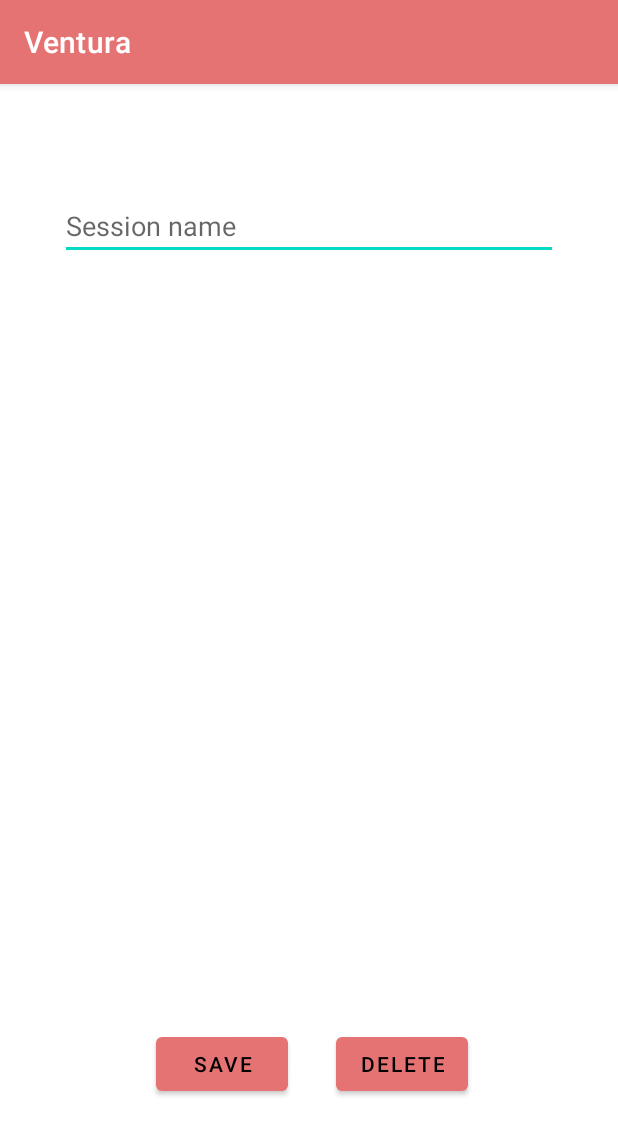
After one commit to TimotejKolar/ventura-android, an Android app: the SaveSessionActivity screen opened directly, with no data from a screen before it, on a phone screen of 412 x 824 dp. The commit adds this screen. Shown: the top 1135 px of the screen. Run offline under Robolectric (Android 15) with nearby library versions, the phone set to English and light mode, and no system bars; our stand-ins replace Timber, Volley; 1 statement that could not run was skipped.

Commit message:
Added layout and functionality for saving sessions to database

```diff
--- a/app/build.gradle
+++ b/app/build.gradle
@@ -43,8 +43,8 @@ dependencies {
     implementation 'androidx.lifecycle:lifecycle-viewmodel-ktx:2.3.1'
     implementation project(path: ':Ventura')
     implementation 'androidx.vectordrawable:vectordrawable:1.1.0'
-    implementation 'androidx.navigation:navigation-fragment:2.3.0'
-    implementation 'androidx.navigation:navigation-ui:2.3.0'
+    implementation 'androidx.navigation:navigation-fragment:2.3.5'
+    implementation 'androidx.navigation:navigation-ui:2.3.5'
     testImplementation 'junit:junit:4.13.2'
     androidTestImplementation 'androidx.test.ext:junit:1.1.2'
     androidTestImplementation 'androidx.test.espresso:espresso-core:3.3.0'
@@ -60,5 +60,7 @@ dependencies {
     implementation 'org.osmdroid:osmdroid-android:6.1.10'
     implementation 'com.google.android.gms:play-services-location:18.0.0'
     implementation 'androidx.multidex:multidex:2.0.1'
+    implementation 'com.jakewharton.timber:timber:4.7.1'
+    implementation 'org.apache.commons:commons-io:1.3.2'
 
 }
--- /dev/null
+++ b/app/src/main/java/com/example/ventura/SaveSessionActivity.java
@@ -0,0 +1,122 @@
+package com.example.ventura;
+
+import androidx.appcompat.app.AppCompatActivity;
+
+import android.content.Intent;
+import android.content.SharedPreferences;
+import android.os.Bundle;
+import android.preference.PreferenceManager;
+import android.text.TextUtils;
+import android.util.Log;
+import android.view.View;
+import android.widget.ArrayAdapter;
+import android.widget.Button;
+import android.widget.EditText;
+import android.widget.Spinner;
+import android.widget.Toast;
+
+import com.android.volley.AuthFailureError;
+import com.android.volley.Request;
+import com.android.volley.RequestQueue;
+import com.android.volley.Response;
+import com.android.volley.VolleyError;
+import com.android.volley.toolbox.StringRequest;
+import com.android.volley.toolbox.Volley;
+
+import org.json.JSONException;
+import org.json.JSONObject;
+
+import java.util.HashMap;
+import java.util.Map;
+
+public class SaveSessionActivity extends AppCompatActivity {
+    private EditText etSessionName;
+    private Spinner dropdown;
+    private Button buttonSaveSession;
+    private Button buttonDeleteSession;
+    private MyApplication app;
+    private String sessionUUID;
+    private Session session;
+    String[] types = new String[]{"Running", "Cycling", "Hiking", "Walking"};
+
+
+    @Override
+    protected void onCreate(Bundle savedInstanceState) {
+        super.onCreate(savedInstanceState);
+        setContentView(R.layout.activity_save_session);
+
+        app = (MyApplication)getApplication();
+        etSessionName = findViewById(R.id.etSessionName);
+        dropdown = findViewById(R.id.spinnerActivityType);
+        buttonSaveSession = findViewById(R.id.buttonSaveSession);
+        buttonDeleteSession = findViewById(R.id.buttonDeleteSession);
+
+        dropdown = findViewById(R.id.spinnerActivityType);
+        ArrayAdapter<String> adapter = new ArrayAdapter<>(this, android.R.layout.simple_spinner_dropdown_item, types);
+        dropdown.setAdapter(adapter);
+
+        sessionUUID = getIntent().getStringExtra("SessionUUID");
+        for(int i = 0; i < app.getSessions().size(); i++) {
+            session = app.getSessions().getSessions().get(i);
+            if(session.getUuid().equals(sessionUUID)) {
+                break;
+            }
+        }
+    }
+
+
+    public void onSaveSessionClick(View view) {
+        SharedPreferences sp = PreferenceManager.getDefaultSharedPreferences(this);
+        String userID = sp.getString("userId", null);
+        if(TextUtils.isEmpty(etSessionName.getText())) {
+            etSessionName.setError("Session name should not be empty!");
+        }
+        session.setActivityName(etSessionName.getText().toString());
+
+        RequestQueue queue = Volley.newRequestQueue(this);
+        StringRequest stringRequest = new StringRequest(Request.Method.POST,URLConstants.ip+"/activities",
+                new Response.Listener<String>() {
+                    @Override
+                    public void onResponse(String response) {
+                        Toast.makeText(SaveSessionActivity.this, "Activity succcessfully uploaded!", Toast.LENGTH_SHORT).show();
+                        Intent intent = new Intent(getBaseContext(), MainActivity.class);
+                        startActivity(intent);
+                    }
+                }, new Response.ErrorListener() {
+            @Override
+            public void onErrorResponse(VolleyError error) {
+                Log.i("asd", error.toString());
+            }
+        }) {
+            @Override
+            protected Map<String, String> getParams() {
+                Map<String, String> params = new HashMap<String, String>();
+                params.put("title", session.getActivityName());
+                params.put("lattitude", session.getLatitude().toString());
+                params.put("longtitude", session.getLongtitude().toString());
+                params.put("speed", session.getSpeeds().toString());
+                params.put("elevation", session.getElevation().toString());
+                params.put("distance", String.valueOf(session.getDistance()));
+                params.put("type", session.getActivityType());
+                params.put("start_time", Long.toString(session.getStartTime()));
+                params.put("end_time", Long.toString(session.getEndTime()));
+                params.put("user", userID);
+
+                return params;
+            }
+
+            @Override
+            public Map<String, String> getHeaders() throws AuthFailureError {
+                Map<String, String> params = new HashMap<String, String>();
+                params.put("Content-Type", "application/x-www-form-urlencoded");
+                return params;
+            }
+        };
+        queue.add(stringRequest);
+    }
+
+    public void onDeleteSessionClick(View view) {
+        Intent intent = new Intent(this, MainActivity.class);
+        startActivity(intent);
+    }
+}
--- a/app/src/main/java/com/example/ventura/StartSessionActivity.java
+++ b/app/src/main/java/com/example/ventura/StartSessionActivity.java
@@ -77,6 +77,7 @@ public class StartSessionActivity extends AppCompatActivity {
         dropdown = findViewById(R.id.spinnerActivityType);
         ArrayAdapter<String> adapter = new ArrayAdapter<>(this, android.R.layout.simple_spinner_dropdown_item, types);
         dropdown.setAdapter(adapter);
+
         fusedLocationClient = LocationServices.getFusedLocationProviderClient(this);
         map = (MapView) findViewById(R.id.map);
         map.setTileSource(TileSourceFactory.MAPNIK);
@@ -187,6 +188,7 @@ public class StartSessionActivity extends AppCompatActivity {
 
     public void onStartActivityButtonClick(View view) {
         Intent intent = new Intent(this, StopwatchActivity.class);
+        intent.putExtra("activityType", dropdown.getSelectedItem().toString());
         startActivity(intent);
     }
 }
--- /dev/null
+++ b/app/src/main/res/layout/activity_save_session.xml
@@ -0,0 +1,58 @@
+<?xml version="1.0" encoding="utf-8"?>
+<androidx.constraintlayout.widget.ConstraintLayout xmlns:android="http://schemas.android.com/apk/res/android"
+    xmlns:app="http://schemas.android.com/apk/res-auto"
+    xmlns:tools="http://schemas.android.com/tools"
+    android:layout_width="match_parent"
+    android:layout_height="match_parent"
+    tools:context=".SaveSessionActivity">
+
+    <EditText
+        android:id="@+id/etSessionName"
+        android:layout_width="0dp"
+        android:layout_height="wrap_content"
+        android:layout_marginStart="40dp"
+        android:layout_marginLeft="40dp"
+        android:layout_marginTop="72dp"
+        android:layout_marginEnd="40dp"
+        android:layout_marginRight="40dp"
+        android:ems="10"
+        android:hint="@string/editText_session_name"
+        android:inputType="textPersonName"
+        app:layout_constraintEnd_toEndOf="parent"
+        app:layout_constraintHorizontal_bias="0.0"
+        app:layout_constraintStart_toStartOf="parent"
+        app:layout_constraintTop_toTopOf="parent" />
+
+    <Button
+        android:id="@+id/buttonSaveSession"
+        android:layout_width="wrap_content"
+        android:layout_height="wrap_content"
+        android:layout_marginStart="104dp"
+        android:layout_marginLeft="104dp"
+        android:onClick="onSaveSessionClick"
+        android:text="@string/button_save_session"
+        app:layout_constraintBottom_toBottomOf="parent"
+        app:layout_constraintStart_toStartOf="parent"
+        app:layout_constraintTop_toTopOf="@+id/guideline5"
+        app:layout_constraintVertical_bias="0.469" />
+
+    <Button
+        android:id="@+id/buttonDeleteSession"
+        android:layout_width="wrap_content"
+        android:layout_height="wrap_content"
+        android:layout_marginEnd="100dp"
+        android:layout_marginRight="100dp"
+        android:onClick="onDeleteSessionClick"
+        android:text="@string/button_delete_session"
+        app:layout_constraintBottom_toBottomOf="parent"
+        app:layout_constraintEnd_toEndOf="parent"
+        app:layout_constraintTop_toTopOf="@+id/guideline5"
+        app:layout_constraintVertical_bias="0.469" />
+
+    <androidx.constraintlayout.widget.Guideline
+        android:id="@+id/guideline5"
+        android:layout_width="wrap_content"
+        android:layout_height="wrap_content"
+        android:orientation="horizontal"
+        app:layout_constraintGuide_begin="549dp" />
+</androidx.constraintlayout.widget.ConstraintLayout>
--- a/app/src/main/res/values/dimens.xml
+++ b/app/src/main/res/values/dimens.xml
@@ -2,4 +2,5 @@
     <!-- Default screen margins, per the Android Design guidelines. -->
     <dimen name="activity_horizontal_margin">16dp</dimen>
     <dimen name="activity_vertical_margin">16dp</dimen>
+    <dimen name="fab_margin">16dp</dimen>
 </resources>
--- a/app/src/main/res/values/strings.xml
+++ b/app/src/main/res/values/strings.xml
@@ -44,4 +44,11 @@
     <string name="button_stop">Stop</string>
     <string name="button_location">Show location</string>
     <string name="textView_elapsed_time">Elapsed time:</string>
+    <string name="title_activity_save_session">SaveSessionActivity</string>
+    <string name="editText_session_name">Session name</string>
+    <string name="button_save_session">Save</string>
+    <string name="button_delete_session">Delete</string>
+
+
+
 </resources>
```
Also changed, not shown: Ventura/src/main/java/com/example/ventura/Session.java (+10 -0 lines), app/src/main/AndroidManifest.xml (+18 -8 lines), app/src/main/java/com/example/ventura/MyApplication.java (+60 -13 lines), app/src/main/java/com/example/ventura/StopwatchActivity.java (+14 -1 lines), app/src/main/res/layout/activity_start_session.xml (+3 -11 lines), app/src/main/res/values/themes.xml (+9 -0 lines).
